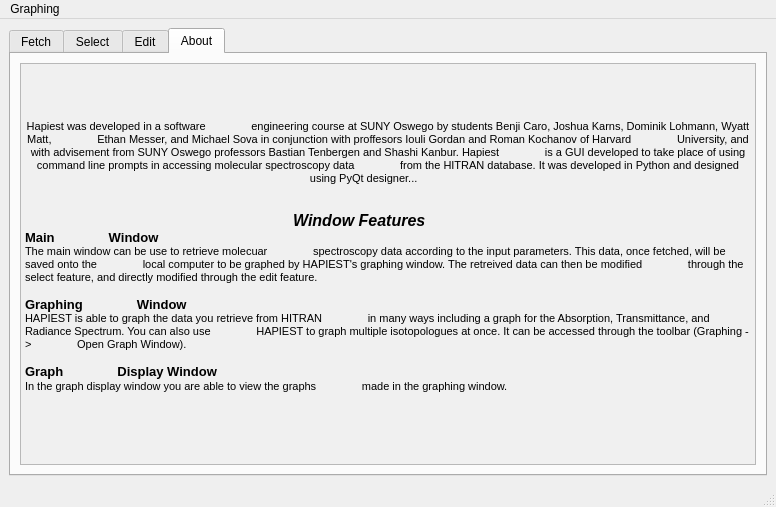
Qt form layouts/main_window.ui (hitranonline/hapiest) before a commit.
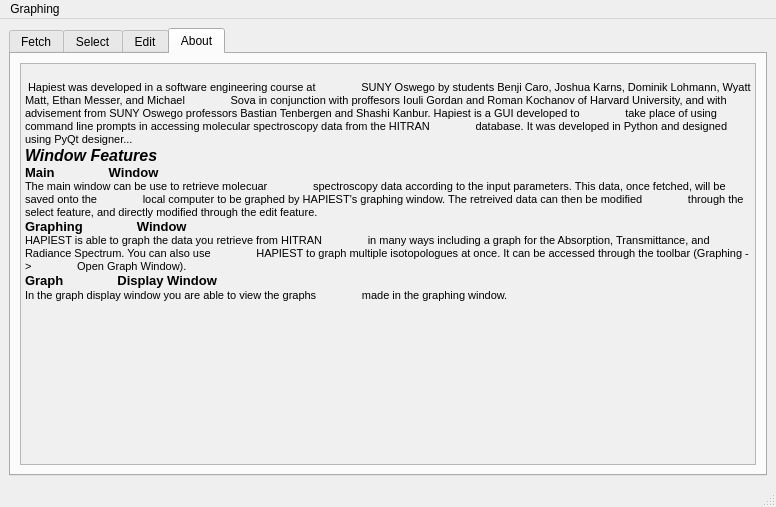
The same form after that commit. The open tabs and pages were chosen to show the change.

Commit message: Attempted to fix the spacing in the about tab!

Diff of the .ui file:
```diff
--- a/layouts/main_window.ui
+++ b/layouts/main_window.ui
@@ -853,26 +853,16 @@
                &lt;/style&gt;&lt;/head&gt;&lt;body style=&quot; font-family:'MS Shell Dlg 2'; font-size:8pt;
                font-weight:400; font-style:normal;&quot;&gt;
                &lt;p style=&quot; margin-top:0px; margin-bottom:0px; margin-left:0px; margin-right:0px;
-               -qt-block-indent:0; text-indent:0px;&quot;&gt; &lt;/p&gt;
+               -qt-block-indent:0; text-indent:0px;&quot;&gt; Hapiest was developed in a software engineering course at
+               SUNY Oswego by students Benji Caro, Joshua Karns, Dominik Lohmann, Wyatt Matt, Ethan Messer, and Michael
+               Sova in conjunction with proffesors Iouli Gordan and Roman Kochanov of Harvard University, and with
+               advisement from SUNY Oswego professors Bastian Tenbergen and Shashi Kanbur. Hapiest is a GUI developed to
+               take place of using command line prompts in accessing molecular spectroscopy data from the HITRAN
+               database. It was developed in Python and designed using PyQt designer... &lt;/p&gt;
                &lt;p style=&quot; margin-top:0px; margin-bottom:0px; margin-left:0px; margin-right:0px;
-               -qt-block-indent:0; text-indent:0px;&quot;&gt; &lt;/p&gt;
-               &lt;p style=&quot; margin-top:0px; margin-bottom:0px; margin-left:0px; margin-right:0px;
-               -qt-block-indent:0; text-indent:0px;&quot;&gt; &lt;/p&gt;
-               &lt;p align=&quot;center&quot; style=&quot; margin-top:0px; margin-bottom:0px; margin-left:0px;
-               margin-right:0px; -qt-block-indent:0; text-indent:0px;&quot;&gt;Hapiest was developed in a software
-               engineering course at SUNY Oswego by students Benji Caro, Joshua Karns, Dominik Lohmann, Wyatt Matt,
-               Ethan Messer, and Michael Sova in conjunction with proffesors Iouli Gordan and Roman Kochanov of Harvard
-               University, and with advisement from SUNY Oswego professors Bastian Tenbergen and Shashi Kanbur. Hapiest
-               is a GUI developed to take place of using command line prompts in accessing molecular spectroscopy data
-               from the HITRAN database. It was developed in Python and designed using PyQt designer... &lt;/p&gt;
-               &lt;p align=&quot;center&quot; style=&quot; margin-top:0px; margin-bottom:0px; margin-left:0px;
-               margin-right:0px; -qt-block-indent:0; text-indent:0px;&quot;&gt; &lt;/p&gt;
-               &lt;p align=&quot;center&quot; style=&quot; margin-top:0px; margin-bottom:0px; margin-left:0px;
-               margin-right:0px; -qt-block-indent:0; text-indent:0px;&quot;&gt; &lt;/p&gt;
-               &lt;p align=&quot;center&quot; style=&quot; margin-top:0px; margin-bottom:0px; margin-left:0px;
-               margin-right:0px; -qt-block-indent:0; text-indent:0px;&quot;&gt;&lt;span style=&quot; font-size:12pt;
-               font-weight:600; font-style:italic;&quot;&gt;Window Features &lt;/span&gt;&lt;span style=&quot;
-               font-size:12pt;&quot;&gt; &lt;/span&gt; &lt;/p&gt;
+               -qt-block-indent:0; text-indent:0px;&quot;&gt;&lt;span style=&quot; font-size:12pt; font-weight:600;
+               font-style:italic;&quot;&gt;Window Features &lt;/span&gt;&lt;span style=&quot; font-size:12pt;&quot;&gt;
+               &lt;/span&gt; &lt;/p&gt;
                &lt;p style=&quot; margin-top:0px; margin-bottom:0px; margin-left:0px; margin-right:0px;
                -qt-block-indent:0; text-indent:0px;&quot;&gt;&lt;span style=&quot; font-size:10pt; font-weight:600;&quot;&gt;Main
                Window&lt;/span&gt;&lt;span style=&quot; font-size:10pt;&quot;&gt; &lt;/span&gt; &lt;/p&gt;
@@ -882,8 +872,6 @@
                local computer to be graphed by HAPIEST's graphing window. The retreived data can then be modified
                through the select feature, and directly modified through the edit feature. &lt;/p&gt;
                &lt;p style=&quot; margin-top:0px; margin-bottom:0px; margin-left:0px; margin-right:0px;
-               -qt-block-indent:0; text-indent:0px;&quot;&gt; &lt;/p&gt;
-               &lt;p style=&quot; margin-top:0px; margin-bottom:0px; margin-left:0px; margin-right:0px;
                -qt-block-indent:0; text-indent:0px;&quot;&gt;&lt;span style=&quot; font-size:10pt; font-weight:600;&quot;&gt;Graphing
                Window&lt;/span&gt;&lt;span style=&quot; font-size:10pt;&quot;&gt; &lt;/span&gt; &lt;/p&gt;
                &lt;p style=&quot; margin-top:0px; margin-bottom:0px; margin-left:0px; margin-right:0px;
@@ -892,8 +880,6 @@
                HAPIEST to graph multiple isotopologues at once. It can be accessed through the toolbar (Graphing -&amp;gt;
                Open Graph Window). &lt;/p&gt;
                &lt;p style=&quot; margin-top:0px; margin-bottom:0px; margin-left:0px; margin-right:0px;
-               -qt-block-indent:0; text-indent:0px;&quot;&gt; &lt;/p&gt;
-               &lt;p style=&quot; margin-top:0px; margin-bottom:0px; margin-left:0px; margin-right:0px;
                -qt-block-indent:0; text-indent:0px;&quot;&gt;&lt;span style=&quot; font-size:10pt; font-weight:600;&quot;&gt;Graph
                Display Window&lt;/span&gt;&lt;span style=&quot; font-size:10pt;&quot;&gt; &lt;/span&gt; &lt;/p&gt;
                &lt;p style=&quot; margin-top:0px; margin-bottom:0px; margin-left:0px; margin-right:0px;
```
Left out of the diff: 2 changed lines with no effect on the pictures.
